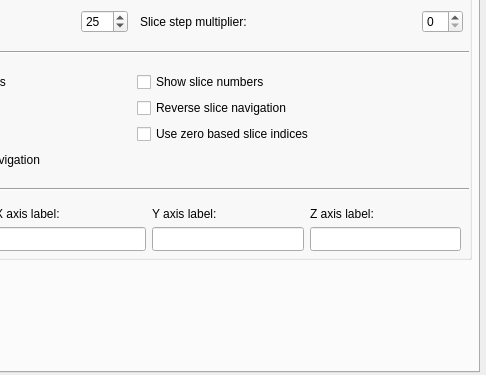
The window that src/Interface/Application/PreferencesInterface.ui (SCIInstitute/Seg3D) describes before a commit, drawn with Qt 5; both pictures show x 218 to 704 and y 88 to 463 of the 704 by 463 pixel window.
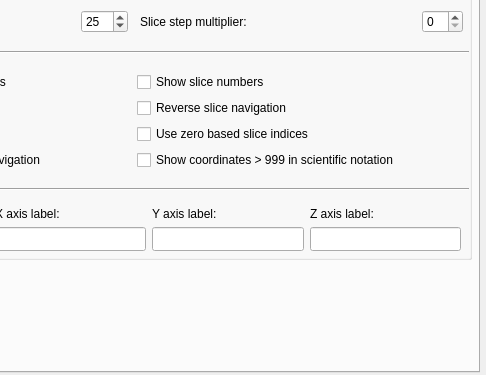
The same window after the commit. The open tabs and pages were chosen to show the change. Custom widgets are drawn as their Qt base class.

Commit message: Fixes #173. By default, exact coordinates are shown.

Diff of the .ui file:
```diff
--- a/src/Interface/Application/PreferencesInterface.ui
+++ b/src/Interface/Application/PreferencesInterface.ui
@@ -820,6 +820,13 @@
                </property>
               </widget>
              </item>
+             <item row="3" column="2">
+              <widget class="QCheckBox" name="status_sci_notation_">
+               <property name="text">
+                <string>Show coordinates &gt; 999 in scientific notation</string>
+               </property>
+              </widget>
+             </item>
             </layout>
            </widget>
           </item>
```
The commit also changes 4 other files.
